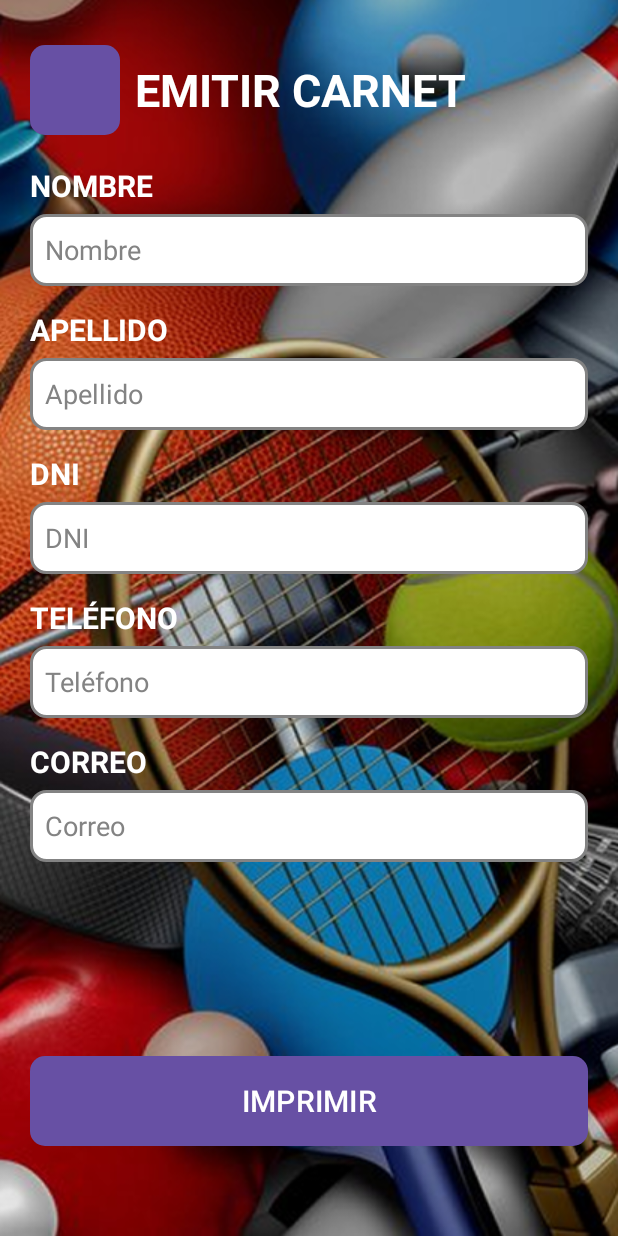
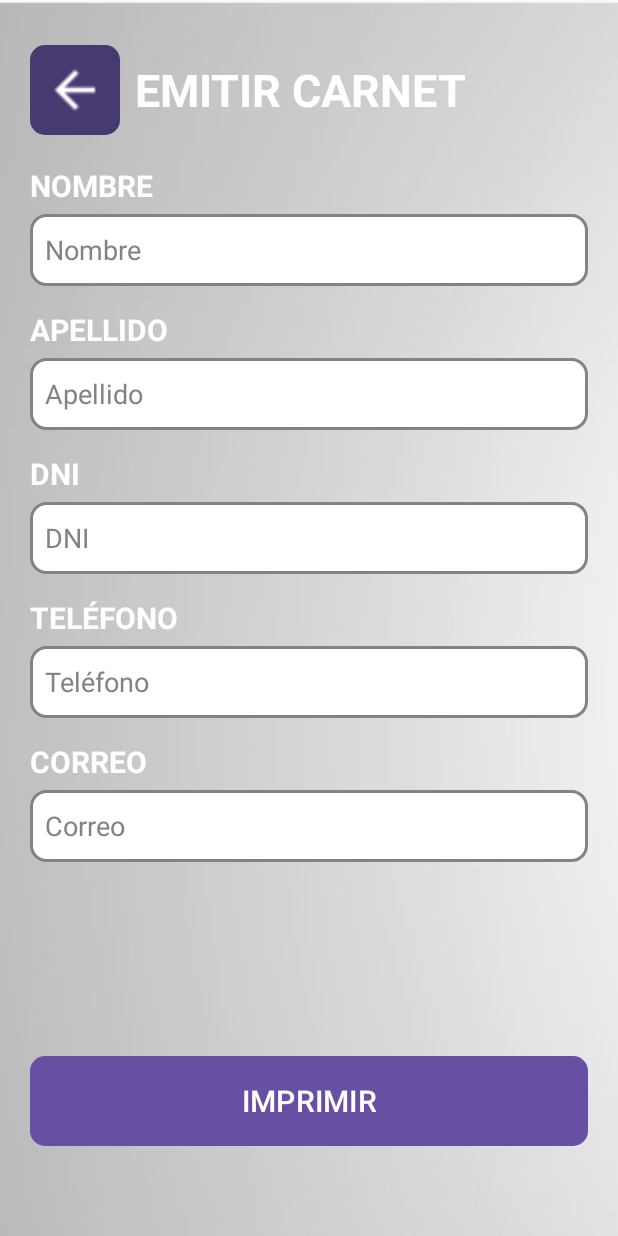
Before and after one commit to gezcarlos22/GrupoTopacio, an Android app built with Jetpack Compose: the EmitirCarnetValidoActivity screen opened directly, with no data from a screen before it, on a phone screen of 412 x 824 dp. Run offline under Robolectric (Android 15) with nearby library versions, the phone set to English and light mode, and no system bars.

Commit message:
Button Volver en todas las pantallas

```diff
--- a/app/src/main/java/com/example/grupotopacio/EmitirCarnetValidoActivity.kt
+++ b/app/src/main/java/com/example/grupotopacio/EmitirCarnetValidoActivity.kt
@@ -3,6 +3,7 @@ package com.example.grupotopacio
 import android.content.Intent
 import android.os.Bundle
 import android.widget.Button
+import android.widget.LinearLayout
 import androidx.appcompat.app.AppCompatActivity
 
 class EmitirCarnetValidoActivity : AppCompatActivity() {
@@ -10,11 +11,10 @@ class EmitirCarnetValidoActivity : AppCompatActivity() {
         super.onCreate(savedInstanceState)
         setContentView(R.layout.activity_emitir_carnet_valido)
 
-        val btnVolver = findViewById<Button>(R.id.btnVolverAtras)
+        val btnVolverAtras = findViewById<LinearLayout>(R.id.btnVolverAtras)
 
-        btnVolver.setOnClickListener {
-            val intent = Intent(this, EmitirCarnetActivity::class.java)
-            startActivity(intent)
+        btnVolverAtras.setOnClickListener {
+            onBackPressedDispatcher.onBackPressed()
         }
     }
 }
--- a/app/src/main/res/layout/activity_emitir_carnet_valido.xml
+++ b/app/src/main/res/layout/activity_emitir_carnet_valido.xml
@@ -6,7 +6,7 @@
     android:id="@+id/main"
     android:layout_width="match_parent"
     android:layout_height="match_parent"
-    android:background="@drawable/backgraund2"
+    android:background="@drawable/backgraund3"
     android:paddingVertical="30dp"
     tools:context=".EmitirCarnetActivity">
 
@@ -33,12 +33,30 @@
                 android:orientation="horizontal"
                 android:layout_marginBottom="20dp">
 
-                <Button
+                <LinearLayout
                     android:id="@+id/btnVolverAtras"
                     android:layout_width="60dp"
                     android:layout_height="60dp"
                     android:background="@drawable/buttonpurple_fondo"
-                    android:layout_marginEnd="10dp" />
+                    android:clickable="true"
+                    android:focusable="true"
+                    android:gravity="center_vertical"
+                    android:layout_marginEnd="10dp"
+                    android:padding="10dp"
+
+                    app:layout_constraintBottom_toTopOf="@+id/btnVolverAtras"
+                    app:layout_constraintEnd_toEndOf="parent"
+                    app:layout_constraintStart_toStartOf="parent"
+                    app:layout_constraintTop_toBottomOf="@+id/header_bienvenida">
+
+                    <ImageView
+                        android:layout_width="40dp"
+                        android:layout_height="40dp"
+                        android:layout_marginEnd="40dp"
+                        android:scaleType="centerCrop"
+                        android:src="@drawable/arrow_back" />
+
+                </LinearLayout>
 
                 <TextView
                     android:layout_width="wrap_content"
```
Also changed, not shown: app/src/main/java/com/example/grupotopacio/EmitirCarnetActivity.kt (+5 -4 lines), app/src/main/java/com/example/grupotopacio/VerVencimientosActivity.kt (+6 -2 lines), app/src/main/res/layout/activity_emitir_carnet.xml (+22 -3 lines), app/src/main/res/layout/activity_ver_vencimientos.xml (+20 -2 lines).
